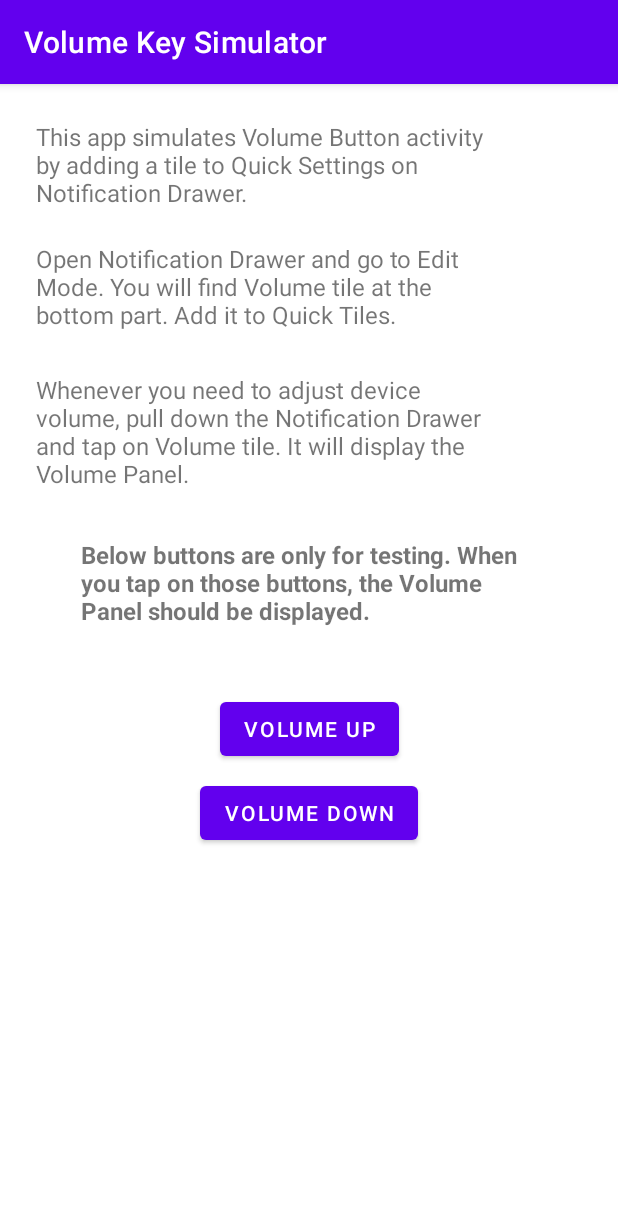
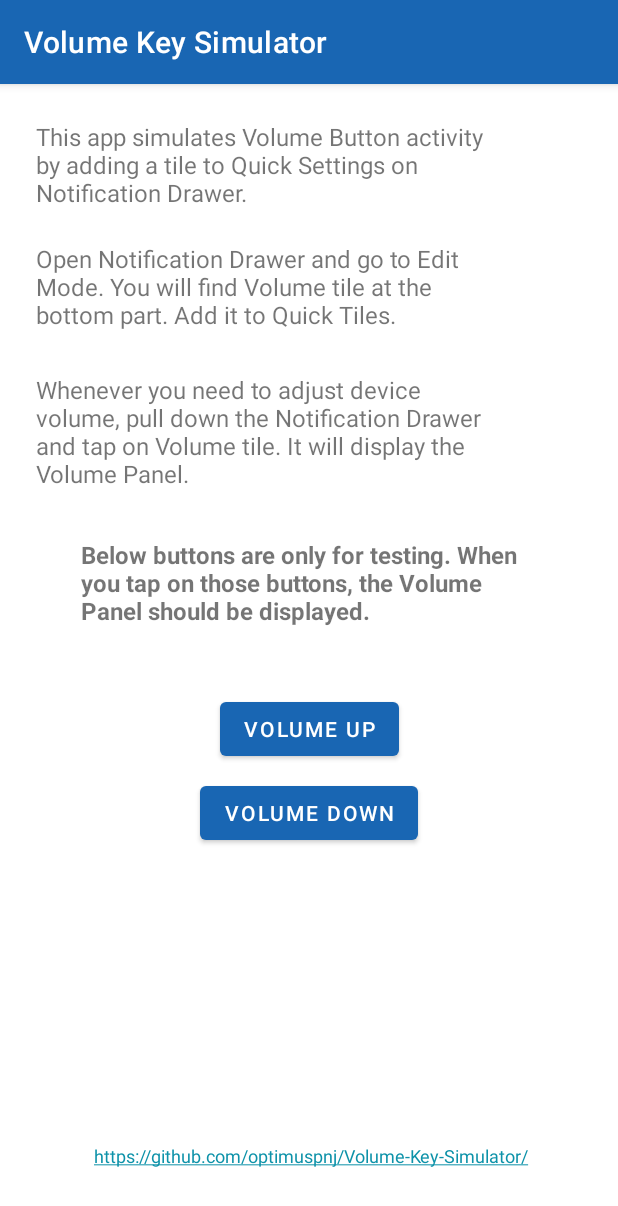
Before and after one commit to optimuspnj/Volume-Key-Simulator, an Android app: the screen it shows after launch (MainActivity), on a phone screen of 412 x 824 dp. Shown: the top 1206 px of the screen. Run offline under Robolectric (Android 15) with nearby library versions, the phone set to English and light mode, and no system bars.

Commit message:
Add: Git repo Change: Theme Color

```diff
--- a/app/src/main/java/com/prabhashlk/volkeysim/MainActivity.kt
+++ b/app/src/main/java/com/prabhashlk/volkeysim/MainActivity.kt
@@ -4,7 +4,9 @@ import android.media.AudioManager
 import androidx.appcompat.app.AppCompatActivity
 import android.os.Bundle
 import android.service.quicksettings.TileService
+import android.text.method.LinkMovementMethod
 import android.widget.Button
+import android.widget.TextView
 import android.widget.Toast
 
 class MainActivity : AppCompatActivity() {
@@ -24,6 +26,9 @@ class MainActivity : AppCompatActivity() {
         downBtn.setOnClickListener {
             audioManager.adjustVolume(AudioManager.ADJUST_LOWER, AudioManager.FLAG_SHOW_UI)
         }
+
+        val gitLink: TextView = findViewById(R.id.textView_link)
+        gitLink.autoLinkMask
     }
 }
 
--- a/app/src/main/res/layout/activity_main.xml
+++ b/app/src/main/res/layout/activity_main.xml
@@ -94,4 +94,23 @@
         app:layout_constraintTop_toBottomOf="@+id/textView3"
         app:layout_constraintVertical_bias="0.0" />
 
+    <TextView
+        android:id="@+id/textView_link"
+        android:layout_width="wrap_content"
+        android:layout_height="wrap_content"
+        android:layout_marginStart="24dp"
+        android:layout_marginEnd="24dp"
+        android:layout_marginBottom="24dp"
+        android:autoLink="web"
+        android:minHeight="48dp"
+        android:padding="10dp"
+        android:text="@string/text_link_ehs"
+        android:textColor="#00838F"
+        android:textColorLink="#0D92A9"
+        android:textSize="12sp"
+        app:layout_constraintBottom_toBottomOf="parent"
+        app:layout_constraintEnd_toEndOf="parent"
+        app:layout_constraintStart_toStartOf="parent"
+        tools:ignore="TextContrastCheck" />
+
 </androidx.constraintlayout.widget.ConstraintLayout>
--- a/app/src/main/res/values/colors.xml
+++ b/app/src/main/res/values/colors.xml
@@ -1,8 +1,8 @@
 <?xml version="1.0" encoding="utf-8"?>
 <resources>
-    <color name="purple_200">#FFBB86FC</color>
-    <color name="purple_500">#FF6200EE</color>
-    <color name="purple_700">#FF3700B3</color>
+    <color name="purple_200">#4986C6</color>
+    <color name="purple_500">#1966B3</color>
+    <color name="purple_700">#002962</color>
     <color name="teal_200">#FF03DAC5</color>
     <color name="teal_700">#FF018786</color>
     <color name="black">#FF000000</color>
--- a/app/src/main/res/values/strings.xml
+++ b/app/src/main/res/values/strings.xml
@@ -6,4 +6,5 @@
     <string name="open_notification_drawer_and_go_to_edit_mode_you_will_find_volume_tile_at_the_bottom_part_add_it_to_quick_tiles">Open Notification Drawer and go to Edit Mode. You will find Volume tile at the bottom part. Add it to Quick Tiles.</string>
     <string name="whenever_you_need_to_adjust_device_volume_pull_down_the_notification_drawer_and_tap_on_volume_tile_it_will_display_the_volume_panel">Whenever you need to adjust device volume, pull down the Notification Drawer and tap on Volume tile. It will display the Volume Panel.</string>
     <string name="below_buttons_are_only_for_testing_when_you_tap_on_those_buttons_the_volume_panel_should_be_displayed">Below buttons are only for testing. When you tap on those buttons, the Volume Panel should be displayed.</string>
+    <string name="text_link_ehs"> <a href="https://github.com/optimuspnj/Volume-Key-Simulator/">https://github.com/optimuspnj/Volume-Key-Simulator/</a></string>
 </resources>
```
